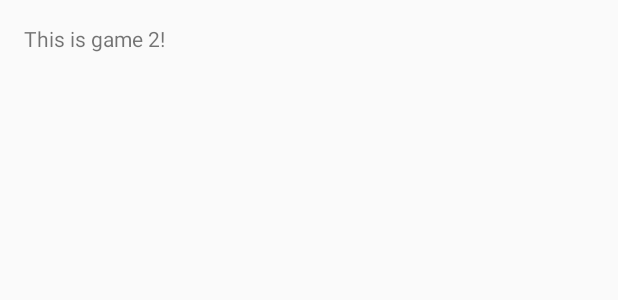
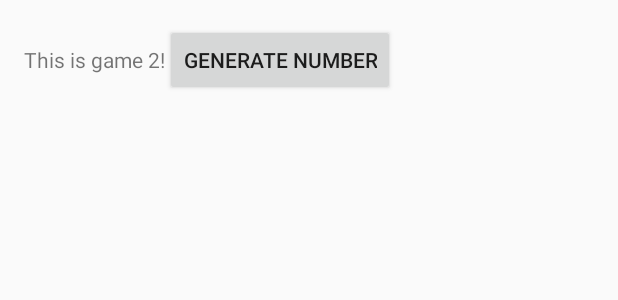
Before and after one commit to MyOralVillage/ZeboTz, an Android app: the layout activity_game2.xml on its own in the app's theme, with its tools: preview values and no code run, on a phone screen of 412 x 824 dp. Shown: the top 300 px of the screen. Run offline under Robolectric (Android 15) with nearby library versions, the phone set to English and light mode, and no system bars.

Commit message:
Added RNG to game 2, removed ActivityBar

```diff
--- a/Android/MyOralVillage/app/src/main/res/layout/activity_game2.xml
+++ b/Android/MyOralVillage/app/src/main/res/layout/activity_game2.xml
@@ -9,4 +9,18 @@
     <TextView android:text="@string/game2_msg" android:layout_width="wrap_content"
         android:layout_height="wrap_content" />
 
+    <Button
+        android:id="@+id/btn_generate"
+        android:layout_height="wrap_content"
+        android:layout_width="wrap_content"
+        android:text="@string/game2_btn_rng"
+        android:onClick="generateNumber" />
+
+    <ImageView
+        android:id="@+id/img_hands"
+        android:src="@drawable/fingers1"
+        android:layout_width="wrap_content"
+        android:layout_height="wrap_content"
+        android:visibility="invisible"/>
+
 </LinearLayout>
--- a/Android/MyOralVillage/app/src/main/res/values/strings.xml
+++ b/Android/MyOralVillage/app/src/main/res/values/strings.xml
@@ -9,7 +9,10 @@
     <string name="btn_game6_text">Game 6</string>
 
     <string name="game1_msg">This is game 1!</string>
+
     <string name="game2_msg">This is game 2!</string>
+    <string name="game2_btn_rng">Generate number</string>
+
     <string name="game3_msg">This is game 3!</string>
     <string name="game4_msg">This is game 4!</string>
     <string name="game5_msg">This is game 5!</string>
--- a/Android/MyOralVillage/app/src/main/res/values/styles.xml
+++ b/Android/MyOralVillage/app/src/main/res/values/styles.xml
@@ -1,8 +1,7 @@
 <resources>
 
     <!-- Base application theme. -->
-    <style name="AppTheme" parent="Theme.AppCompat.Light.DarkActionBar">
-        <!-- Customize your theme here. -->
+    <style name="AppTheme" parent="Theme.AppCompat.Light.NoActionBar">
     </style>
 
 </resources>
```
Also changed, not shown: Android/MyOralVillage/app/src/main/java/com/fydp/myoralvillage/Game2Activity.java (+45 -0 lines), Android/MyOralVillage/app/src/main/res/drawable/fingers1.jpg (added), Android/MyOralVillage/app/src/main/res/drawable/fingers10.jpg (added), Android/MyOralVillage/app/src/main/res/drawable/fingers2.jpg (added), Android/MyOralVillage/app/src/main/res/drawable/fingers3.jpg (added), Android/MyOralVillage/app/src/main/res/drawable/fingers4.jpg (added), Android/MyOralVillage/app/src/main/res/drawable/fingers5.jpg (added), Android/MyOralVillage/app/src/main/res/drawable/fingers6.jpg (added), Android/MyOralVillage/app/src/main/res/drawable/fingers7.jpg (added), Android/MyOralVillage/app/src/main/res/drawable/fingers8.jpg (added), Android/MyOralVillage/app/src/main/res/drawable/fingers9.jpg (added).
